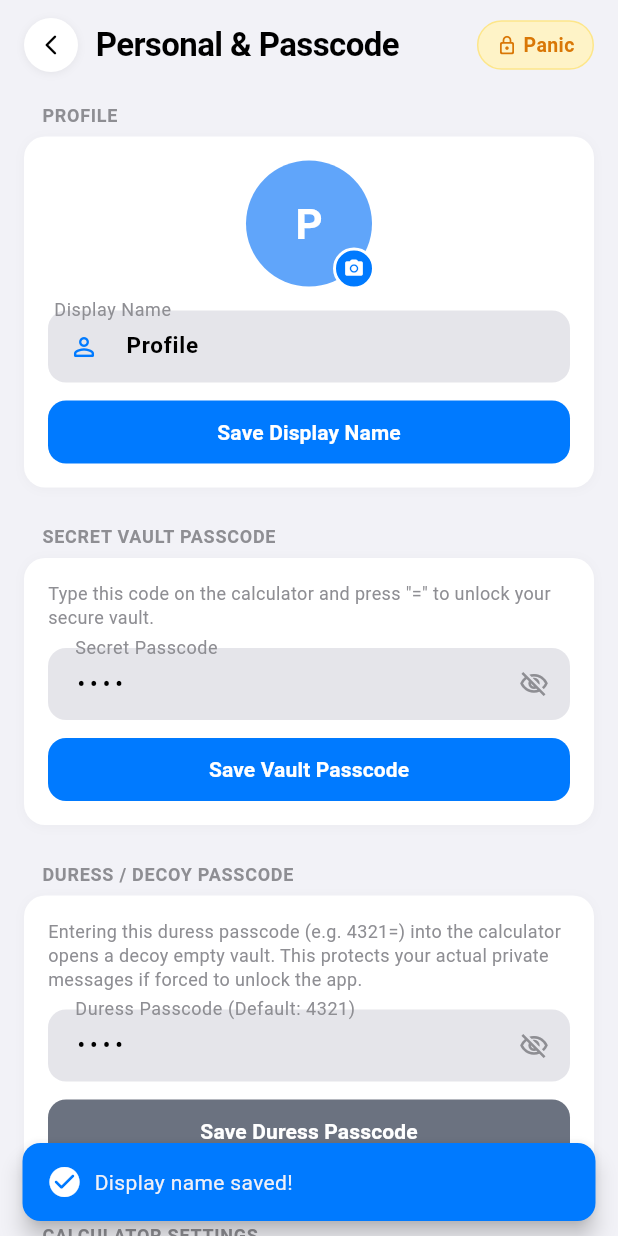
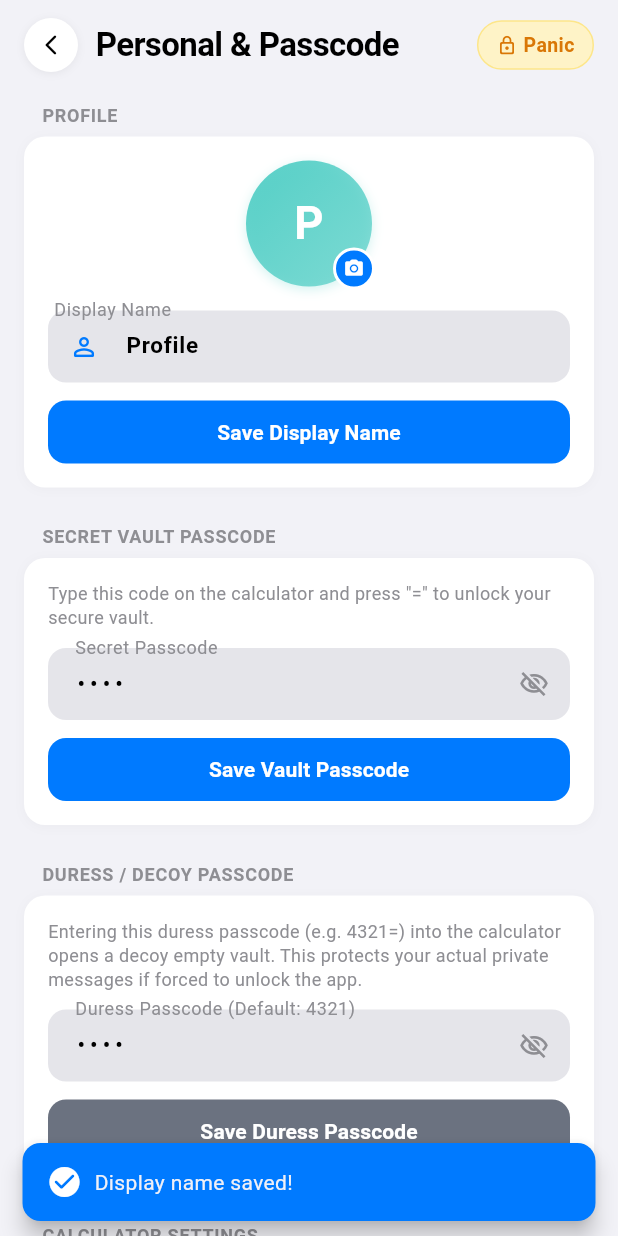
Before and after one commit to ShreeHariInfoSolution/securecalc, a Flutter app: the PersonalSettingsPage screen opened directly, after a tap on "Save Display Name", on a phone screen of 412 x 824 dp. Run offline on Flutter 3.47's test engine with Material 3 defaults, Android fonts, the phone set to English and light mode, and no system bars; our stand-ins replace app_links, audioplayers, file_picker, flutter_blue_plus, fluttertoast, image_picker and 8 more; missing offline and left inert: encrypt, flutter_ble_peripheral, mobile_scanner, record; accounts and stored records are empty; network calls fail.

Commit message:
commit by Hitesh ui ux changes

```diff
--- a/lib/src/core/config/app_preferences.dart
+++ b/lib/src/core/config/app_preferences.dart
@@ -87,6 +87,9 @@ class AppPreferences {
     await _prefs.setString(deviceIdKey, existingId);
 
     await updateSecureFlag();
+
+    displayNameNotifier.value = getDisplayName();
+    profileImagePathNotifier.value = getProfileImagePath();
   }
 
   // Setters
@@ -177,12 +180,19 @@ class AppPreferences {
     await _prefs.setString(deviceIdKey, id);
   }
 
+  static final ValueNotifier<String> displayNameNotifier =
+      ValueNotifier<String>('Profile');
+  static final ValueNotifier<String?> profileImagePathNotifier =
+      ValueNotifier<String?>(null);
+
   static String? getDeviceIdSync() {
     return _prefs.getString(_keyDeviceId) ?? _prefs.getString(deviceIdKey);
   }
 
   static Future<void> setDisplayName(String name) async {
-    await _prefs.setString(_keyDisplayName, name);
+    final clean = name.trim();
+    await _prefs.setString(_keyDisplayName, clean);
+    displayNameNotifier.value = clean.isNotEmpty ? clean : 'Profile';
   }
 
   /// Removes the values tied to the currently signed-in account.
@@ -190,6 +200,8 @@ class AppPreferences {
     await _prefs.remove(_keyDisplayName);
     await _prefs.remove(_keyProfileImagePath);
     await _prefs.remove(_keyShowOnlineStatus);
+    displayNameNotifier.value = 'Profile';
+    profileImagePathNotifier.value = null;
   }
 
   static String getDisplayName() {
@@ -202,6 +214,7 @@ class AppPreferences {
 
   static Future<void> setProfileImagePath(String path) async {
     await _prefs.setString(_keyProfileImagePath, path);
+    profileImagePathNotifier.value = path;
   }
 
   static String? getProfileImagePath() {
--- a/lib/src/core/widgets/ios_avatar.dart
+++ b/lib/src/core/widgets/ios_avatar.dart
@@ -81,34 +81,7 @@ class IosAvatar extends StatelessWidget {
 
     final baseColor = _getDeterministicColor(name);
 
-    Widget avatarWidget;
-
-    if (hasLocalImage) {
-      avatarWidget = Container(
-        width: size,
-        height: size,
-        decoration: BoxDecoration(
-          shape: BoxShape.circle,
-          image: DecorationImage(
-            image: FileImage(File(resolvedImage)),
-            fit: BoxFit.cover,
-          ),
-        ),
-      );
-    } else if (hasNetworkImage) {
-      avatarWidget = Container(
-        width: size,
-        height: size,
-        decoration: BoxDecoration(
-          shape: BoxShape.circle,
-          image: DecorationImage(
-            image: NetworkImage(resolvedImage),
-            fit: BoxFit.cover,
-          ),
-        ),
-      );
-    } else {
-      avatarWidget = Container(
+    final fallbackInitials = Container(
       width: size,
       height: size,
       decoration: BoxDecoration(
@@ -139,6 +112,39 @@ class IosAvatar extends StatelessWidget {
         ),
       ),
     );
+
+    Widget avatarWidget;
+
+    if (hasLocalImage) {
+      avatarWidget = ClipOval(
+        child: Image.file(
+          File(resolvedImage),
+          width: size,
+          height: size,
+          fit: BoxFit.cover,
+          errorBuilder: (context, error, stackTrace) => fallbackInitials,
+        ),
+      );
+    } else if (hasNetworkImage) {
+      final headers = ServerApiService.instance.authToken != null
+          ? {'Authorization': 'Bearer ${ServerApiService.instance.authToken}'}
+          : null;
+      avatarWidget = ClipOval(
+        child: Image.network(
+          resolvedImage,
+          headers: headers,
+          width: size,
+          height: size,
+          fit: BoxFit.cover,
+          errorBuilder: (context, error, stackTrace) => fallbackInitials,
+          loadingBuilder: (context, child, loadingProgress) {
+            if (loadingProgress == null) return child;
+            return fallbackInitials;
+          },
+        ),
+      );
+    } else {
+      avatarWidget = fallbackInitials;
     }
 
     return SizedBox(
--- a/lib/src/features/chat/domain/services/server_api_service.dart
+++ b/lib/src/features/chat/domain/services/server_api_service.dart
@@ -9,6 +9,7 @@ import 'e2e_crypto_service.dart';
 import 'local_chat_storage.dart';
 import 'server_chat_manager.dart';
 import 'socket_chat_service.dart';
+import 'package:securecalc/src/core/config/app_preferences.dart';
 import 'package:securecalc/src/features/calling/domain/services/device_identity_service.dart';
 
 /// Central REST API Service connecting Flutter client to https://synqerp.com/calculatorchat/api/
@@ -40,6 +41,14 @@ class ServerApiService {
     if (savedUser != null) {
       try {
         _currentUser = UserModel.fromJson(jsonDecode(savedUser));
+        if (_currentUser != null) {
+          if (_currentUser!.name.isNotEmpty) {
+            await AppPreferences.setDisplayName(_currentUser!.name);
+          }
+          if (_currentUser!.avatar != null && _currentUser!.avatar!.isNotEmpty) {
+            await AppPreferences.setProfileImagePath(_currentUser!.avatar!);
+          }
+        }
       } catch (_) {
         _currentUser = null;
       }
@@ -65,6 +74,12 @@ class ServerApiService {
     await prefs.setInt(_authUserIdKey, userId);
     if (_currentUser != null) {
       await prefs.setString(_authUserKey, jsonEncode(_currentUser!.toJson()));
+      if (_currentUser!.name.isNotEmpty) {
+        await AppPreferences.setDisplayName(_currentUser!.name);
+      }
+      if (_currentUser!.avatar != null && _currentUser!.avatar!.isNotEmpty) {
+        await AppPreferences.setProfileImagePath(_currentUser!.avatar!);
+      }
     }
     unawaited(ServerChatManager.instance.init());
   }
@@ -241,12 +256,84 @@ class ServerApiService {
         _currentUser = UserModel.fromJson(data);
         final prefs = await SharedPreferences.getInstance();
         await prefs.setString(_authUserKey, jsonEncode(_currentUser!.toJson()));
+        if (_currentUser!.name.isNotEmpty) {
+          await AppPreferences.setDisplayName(_currentUser!.name);
+        }
+        if (_currentUser!.avatar != null && _currentUser!.avatar!.isNotEmpty) {
+          await AppPreferences.setProfileImagePath(_currentUser!.avatar!);
+        }
         return _currentUser;
       }
     } catch (e) {
       debugPrint('[API] Get Profile Error: $e');
     }
     return null;
+  }
+
+  /// Updates user profile on the server (`PUT /api/users/me`).
+  Future<UserModel?> updateProfile({
+    String? name,
+    File? profileImage,
+  }) async {
+    try {
+      final uri = Uri.parse('$baseUrl/users/me');
+      final request = http.MultipartRequest('PUT', uri);
+
+      if (_authToken != null && _authToken!.isNotEmpty) {
+        request.headers['Authorization'] = 'Bearer $_authToken';
+      }
+
+      if (name != null && name.trim().isNotEmpty) {
+        request.fields['name'] = name.trim();
+      }
+
+      if (profileImage != null && await profileImage.exists()) {
+        final multipartFile = await http.MultipartFile.fromPath(
+          'profile_image',
+          profileImage.path,
+        );
+        request.files.add(multipartFile);
+      }
+
+      final streamedResponse = await request.send();
+      final response = await http.Response.fromStream(streamedResponse);
+
+      if (response.statusCode == 200 || response.statusCode == 201) {
+        final decoded = jsonDecode(response.body);
+        final data = decoded['data'] is Map<String, dynamic>
+            ? decoded['data'] as Map<String, dynamic>
+            : decoded is Map<String, dynamic>
+                ? decoded
+                : <String, dynamic>{};
+
+        final updatedUser = UserModel.fromJson(data);
+        _currentUser = updatedUser;
+
+        final prefs = await SharedPreferences.getInstance();
+        await prefs.setString(_authUserKey, jsonEncode(updatedUser.toJson()));
+
+        if (updatedUser.name.isNotEmpty) {
+          await AppPreferences.setDisplayName(updatedUser.name);
+        }
+        if (updatedUser.avatar != null && updatedUser.avatar!.isNotEmpty) {
+          await AppPreferences.setProfileImagePath(updatedUser.avatar!);
+        }
+
+        return updatedUser;
+      } else {
+        String cleanError = 'Failed to update profile (${response.statusCode})';
+        try {
+          final decoded = jsonDecode(response.body);
+          if (decoded is Map) {
+            cleanError = decoded['message'] ?? decoded['error'] ?? cleanError;
+          }
+        } catch (_) {}
+        throw Exception(cleanError);
+      }
+    } catch (e) {
+      debugPrint('[API] Update Profile Error: $e');
+      rethrow;
+    }
   }
 
   // ─── Users Endpoints ───────────────────────────────────────────────────────
--- a/lib/src/features/chat/presentation/pages/settings/personal_settings_page.dart
+++ b/lib/src/features/chat/presentation/pages/settings/personal_settings_page.dart
@@ -6,9 +6,11 @@ import 'package:permission_handler/permission_handler.dart';
 import 'package:securecalc/src/core/config/app_preferences.dart';
 import 'package:securecalc/src/core/theme/app_theme.dart';
 import 'package:securecalc/src/core/widgets/compact_settings_header.dart';
+import 'package:securecalc/src/core/widgets/ios_avatar.dart';
 import 'package:securecalc/src/core/widgets/shake_panic_wrapper.dart';
 import 'package:securecalc/src/features/calculator/domain/calculator_logic.dart';
 import 'package:securecalc/src/features/calculator/presentation/pages/calculator_page.dart';
+import 'package:securecalc/src/features/chat/domain/services/server_api_service.dart';
 
 class PersonalSettingsPage extends StatefulWidget {
   const PersonalSettingsPage({super.key});
@@ -78,6 +80,26 @@ class _PersonalSettingsPageState extends State<PersonalSettingsPage> {
           setState(() {
             _profileImagePath = picked.path;
           });
+        }
+
+        try {
+          final updatedUser = await ServerApiService.instance.updateProfile(
+            name: _displayNameController.text.trim(),
+            profileImage: File(picked.path),
+          );
+          if (updatedUser != null && updatedUser.avatar != null) {
+            await AppPreferences.setProfileImagePath(updatedUser.avatar!);
+            if (mounted) {
+              setState(() {
+                _profileImagePath = updatedUser.avatar;
+              });
+            }
+          }
+        } catch (e) {
+          debugPrint('[PROFILE UPLOAD ERROR] $e');
+        }
+
+        if (mounted) {
           _showToast('Profile picture updated successfully!');
         }
       }
@@ -210,7 +232,7 @@ class _PersonalSettingsPageState extends State<PersonalSettingsPage> {
     );
   }
 
-  void _saveDisplayName() {
+  Future<void> _saveDisplayName() async {
     final newName = _displayNameController.text.trim();
     if (newName.isEmpty) {
       _showToast('Display name cannot be empty.');
@@ -218,7 +240,14 @@ class _PersonalSettingsPageState extends State<PersonalSettingsPage> {
     }
 
     HapticFeedback.mediumImpact();
-    AppPreferences.setDisplayName(newName);
+    await AppPreferences.setDisplayName(newName);
+
+    try {
+      await ServerApiService.instance.updateProfile(name: newName);
+    } catch (e) {
+      debugPrint('[SAVE NAME ERROR] $e');
+    }
+
     _showToast('Display name saved!');
   }
 
@@ -290,25 +319,21 @@ class _PersonalSettingsPageState extends State<PersonalSettingsPage> {
                             child: Stack(
                               clipBehavior: Clip.none,
                               children: [
-                                CircleAvatar(
-                                  radius: 42,
-                                  backgroundColor: const Color(0xFF60A5FA),
-                                  backgroundImage: hasProfilePic
-                                      ? FileImage(File(_profileImagePath!))
-                                      : null,
-                                  child: !hasProfilePic
-                                      ? Text(
-                                          _displayNameController.text.isNotEmpty
-                                              ? _displayNameController.text[0]
-                                                  .toUpperCase()
-                                              : 'H',
-                                          style: const TextStyle(
-                                            fontSize: 28,
-                                            fontWeight: FontWeight.bold,
-                                            color: Colors.white,
-                                          ),
-                                        )
-                                      : null,
+                                ValueListenableBuilder<String?>(
+                                  valueListenable: AppPreferences.profileImagePathNotifier,
+                                  builder: (context, currentPath, _) {
+                                    return ValueListenableBuilder<String>(
+                                      valueListenable: AppPreferences.displayNameNotifier,
+                                      builder: (context, currentName, _) {
+                                        return IosAvatar(
+                                          name: currentName.isNotEmpty ? currentName : _displayNameController.text,
+                                          imagePath: currentPath ?? _profileImagePath,
+                                          size: 84,
+                                          showOnline: false,
+                                        );
+                                      },
+                                    );
+                                  },
                                 ),
                                 Positioned(
                                   right: -2,
```
Also changed, not shown: lib/src/features/chat/presentation/pages/secret_settings_page.dart (+17 -23 lines), lib/src/features/chat/presentation/widgets/vault_dashboard_header.dart (+14 -3 lines). Lines whose indentation alone changed are shown as unchanged.
